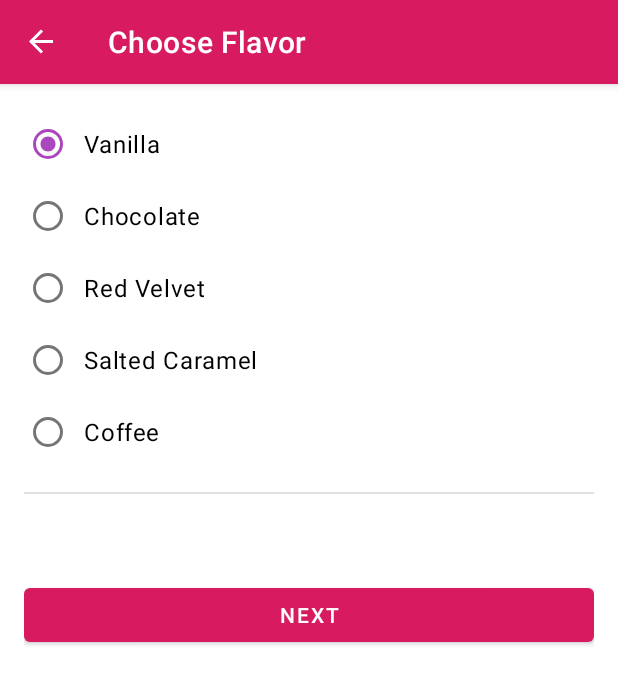
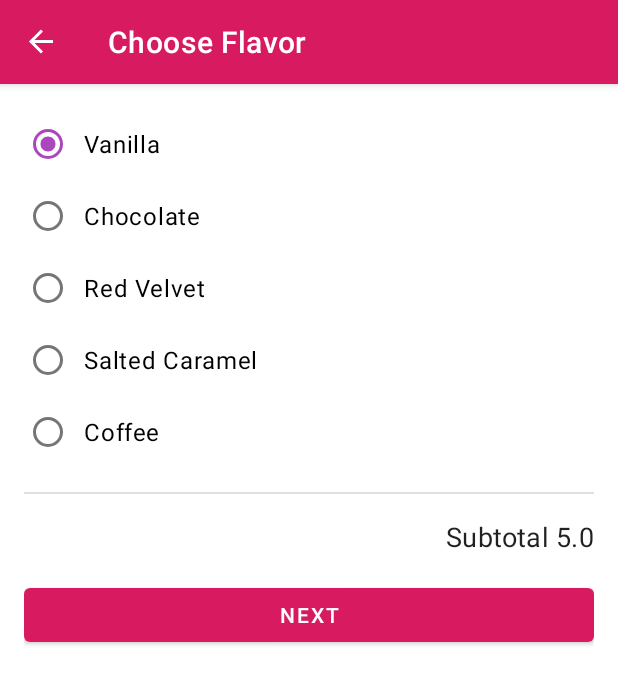
Before and after one commit to mikachen/007_CapcakeOrder, an Android app: the screen it shows after launch (MainActivity), after a tap on "ONE CUPCAKE", on a phone screen of 412 x 824 dp. Shown: the top 684 px of the screen. Run offline under Robolectric (Android 15) with nearby library versions, the phone set to English and light mode, and no system bars; our stand-ins replace data binding, navigation-ui.

Commit message:
more textview set,simpledateFormat, price update

```diff
--- a/app/src/main/java/com/example/cupcake/model/OrderViewModel.kt
+++ b/app/src/main/java/com/example/cupcake/model/OrderViewModel.kt
@@ -3,40 +3,87 @@ package com.example.cupcake.model
 import androidx.lifecycle.LiveData
 import androidx.lifecycle.MutableLiveData
 import androidx.lifecycle.ViewModel
+import java.text.SimpleDateFormat
+import java.util.*
+
+//蛋糕價格常數
+private const val PRICE_PER_CAKE = 2.00
+//當日取多收3元
+private const val PRICE_FOR_SAME_DAY_PICKUP = 3.00
 
 class OrderViewModel : ViewModel() {
 
-    private val _quantity = MutableLiveData(0)
+    private val _quantity = MutableLiveData<Int>()
     val quantity: LiveData<Int> = _quantity
 
-    private val _flavor = MutableLiveData("")
+    private val _flavor = MutableLiveData<String>()
     val flavor: LiveData<String> = _flavor
 
-    private val _date = MutableLiveData("")
+    private val _date = MutableLiveData<String>()
     val date: LiveData<String> = _date
 
-    private var _price = MutableLiveData(0.0)
+    private var _price = MutableLiveData<Double>()
     val price: LiveData<Double> = _price
 
+    val dateOptions = getPickupOptions()
 
+    init {
+        resetOrder()
+    }
+
+
+    //設定數量，同時計算好總金額
     fun setQuantity(numberCupcakes: Int){
         _quantity.value = numberCupcakes
+        updatePrice()
     }
 
     fun setFlavor(desiredFlavor:String){
         _flavor.value = desiredFlavor
     }
 
-    fun setData(pickupDate: String){
+    fun setDate(pickupDate: String){
         _date.value = pickupDate
+        updatePrice()
     }
 
     fun hasNoFlavorSet():Boolean{
         return _flavor.value.isNullOrEmpty()
     }
 
+    //use SimpleDateFormat and Locale to create and return the list of pickup dates.
+    private fun getPickupOptions(): List<String>{
+        val options = mutableListOf<String>()
+        val formatter = SimpleDateFormat("E MMM d", Locale.getDefault())
+        val calendar = Calendar.getInstance()
+
+        //Build up a list,from current date and the following 3 dates
+        repeat(4){
+            options.add(formatter.format(calendar.time))
+            calendar.add(Calendar.DATE, 1)
+        }
+        return options
+    }
 
 
+    //reset all MutableLiveData
+    fun resetOrder(){
+        _quantity.value = 0
+        _flavor.value = ""
+        _date.value = dateOptions[0]
+        _price.value = 0.0
+    }
+
+    //calculate total price
+    private fun updatePrice(){
+        var calculatedPrice = (quantity.value ?:0) * PRICE_PER_CAKE
+        /**  ?: 左邊不是空值的話直接回傳左邊的內容，否則回傳右邊的內容。 */
+
+        if(dateOptions[0] == _date.value){
+            calculatedPrice += PRICE_FOR_SAME_DAY_PICKUP
+        }
+        _price.value = calculatedPrice
+    }
 
 
 }
--- a/app/src/main/res/layout/fragment_flavor.xml
+++ b/app/src/main/res/layout/fragment_flavor.xml
@@ -106,7 +106,8 @@
                 android:layout_marginTop="@dimen/side_margin"
                 app:layout_constraintEnd_toEndOf="parent"
                 app:layout_constraintTop_toBottomOf="@id/divider"
-                tools:text="Subtotal $5.00" />
+                tools:text="Subtotal $5.00"
+                android:text ="@{@string/subtotal_price(viewModel.price)}"/>
 
             <Button
                 android:id="@+id/next_button"
```
Also changed, not shown: app/src/main/res/layout/fragment_pickup.xml (+17 -4 lines), app/src/main/res/layout/fragment_summary.xml (+8 -4 lines).
